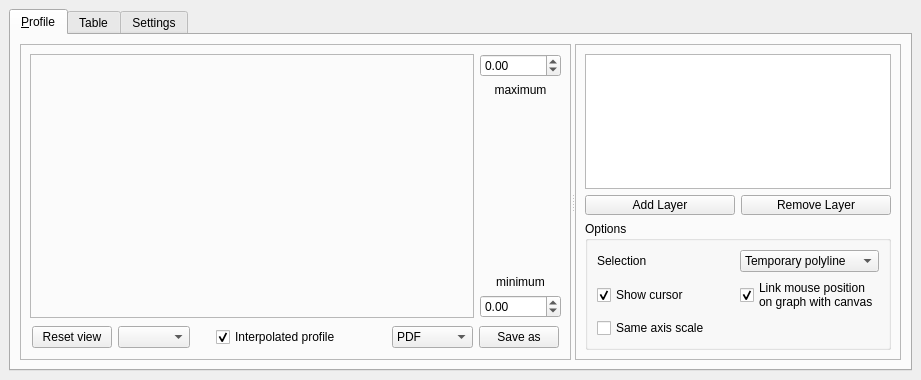
Above: ui/profiletool.ui from PANOimagen/profiletool before the change. Below: the same form after it.
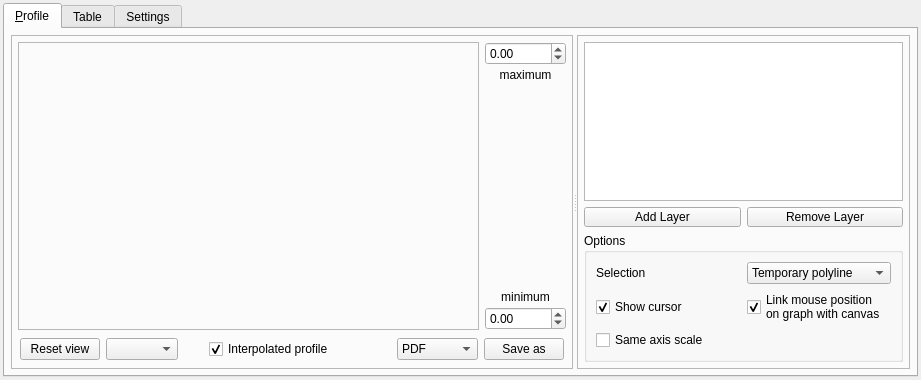
That is the form after the change. The open tabs and pages were chosen to show the change.

Commit message: Reduce margins to gain some space

Patch:
```diff
--- a/ui/profiletool.ui
+++ b/ui/profiletool.ui
@@ -21,6 +21,21 @@
     </sizepolicy>
    </property>
    <layout class="QVBoxLayout" name="verticalLayout">
+    <property name="spacing">
+     <number>6</number>
+    </property>
+    <property name="leftMargin">
+     <number>3</number>
+    </property>
+    <property name="topMargin">
+     <number>3</number>
+    </property>
+    <property name="rightMargin">
+     <number>3</number>
+    </property>
+    <property name="bottomMargin">
+     <number>3</number>
+    </property>
     <item>
      <widget class="QTabWidget" name="tabWidget">
       <property name="autoFillBackground">
@@ -33,7 +48,7 @@
        <enum>QTabWidget::Rounded</enum>
       </property>
       <property name="currentIndex">
-       <number>0</number>
+       <number>1</number>
       </property>
       <property name="elideMode">
        <enum>Qt::ElideNone</enum>
@@ -52,6 +67,21 @@
         <string>&amp;Profile</string>
        </attribute>
        <layout class="QHBoxLayout" name="horizontalLayout_5">
+        <property name="spacing">
+         <number>6</number>
+        </property>
+        <property name="leftMargin">
+         <number>6</number>
+        </property>
+        <property name="topMargin">
+         <number>6</number>
+        </property>
+        <property name="rightMargin">
+         <number>6</number>
+        </property>
+        <property name="bottomMargin">
+         <number>6</number>
+        </property>
         <item>
          <widget class="QSplitter" name="splitter">
           <property name="orientation">
@@ -65,8 +95,26 @@
             <enum>QFrame::Raised</enum>
            </property>
            <layout class="QGridLayout" name="gridLayout_3">
+            <property name="leftMargin">
+             <number>6</number>
+            </property>
+            <property name="topMargin">
+             <number>6</number>
+            </property>
+            <property name="rightMargin">
+             <number>6</number>
+            </property>
+            <property name="bottomMargin">
+             <number>6</number>
+            </property>
+            <property name="spacing">
+             <number>6</number>
+            </property>
             <item row="0" column="1">
              <layout class="QVBoxLayout" name="verticalLayout_5">
+              <property name="spacing">
+               <number>3</number>
+              </property>
               <item>
                <widget class="QDoubleSpinBox" name="sbMaxVal">
                 <property name="keyboardTracking">
@@ -145,7 +193,20 @@
               <property name="frameShadow">
                <enum>QFrame::Raised</enum>
               </property>
-              <layout class="QVBoxLayout" name="verticalLayout_4"/>
+              <layout class="QVBoxLayout" name="verticalLayout_4">
+               <property name="leftMargin">
+                <number>6</number>
+               </property>
+               <property name="topMargin">
+                <number>6</number>
+               </property>
+               <property name="rightMargin">
+                <number>6</number>
+               </property>
+               <property name="bottomMargin">
+                <number>6</number>
+               </property>
+              </layout>
              </widget>
             </item>
             <item row="1" column="0" colspan="2">
@@ -205,7 +266,20 @@
                   <number>0</number>
                  </property>
                  <widget class="QWidget" name="page">
-                  <layout class="QHBoxLayout" name="horizontalLayout_4"/>
+                  <layout class="QHBoxLayout" name="horizontalLayout_4">
+                   <property name="leftMargin">
+                    <number>6</number>
+                   </property>
+                   <property name="topMargin">
+                    <number>6</number>
+                   </property>
+                   <property name="rightMargin">
+                    <number>6</number>
+                   </property>
+                   <property name="bottomMargin">
+                    <number>6</number>
+                   </property>
+                  </layout>
                  </widget>
                 </widget>
                </item>
@@ -269,6 +343,18 @@
             <enum>QFrame::Raised</enum>
            </property>
            <layout class="QVBoxLayout" name="verticalLayout_3">
+            <property name="leftMargin">
+             <number>6</number>
+            </property>
+            <property name="topMargin">
+             <number>6</number>
+            </property>
+            <property name="rightMargin">
+             <number>6</number>
+            </property>
+            <property name="bottomMargin">
+             <number>6</number>
+            </property>
             <item>
              <widget class="QTableView" name="tableView">
               <property name="sizePolicy">
@@ -441,8 +527,8 @@
             <rect>
              <x>0</x>
              <y>0</y>
-             <width>879</width>
-             <height>294</height>
+             <width>889</width>
+             <height>306</height>
             </rect>
            </property>
           </widget>
```
